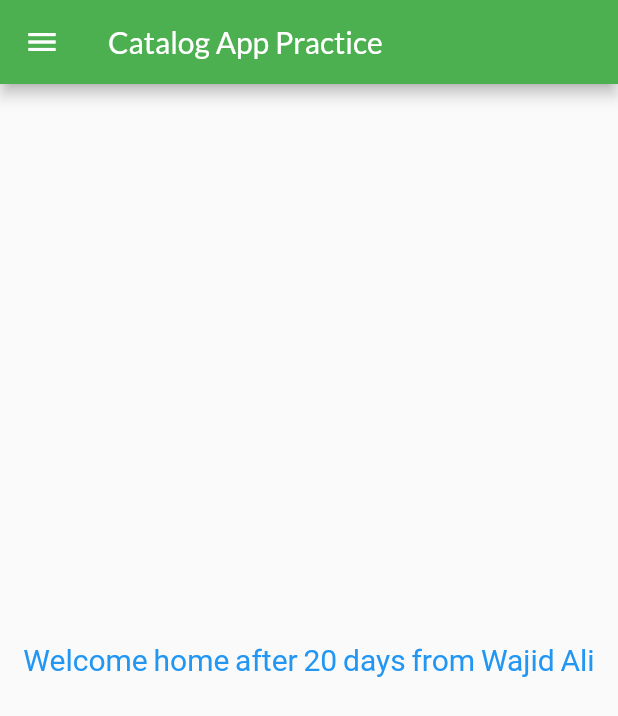
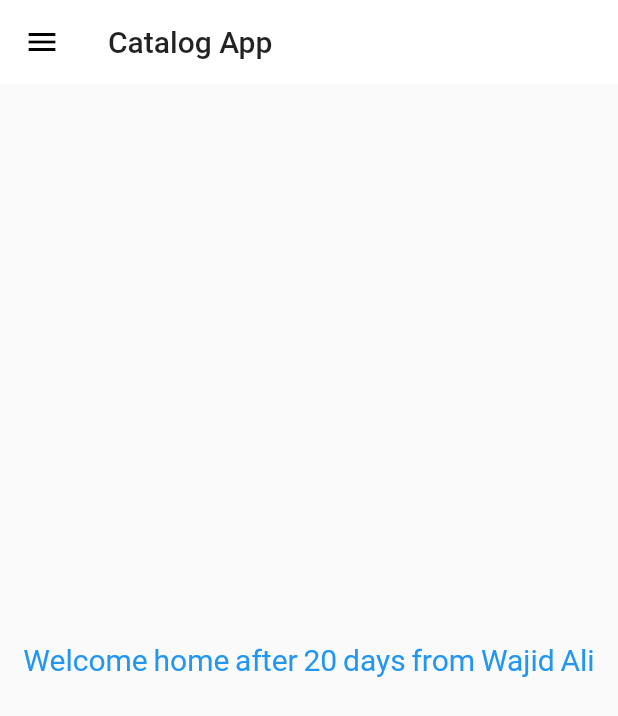
Before and after one commit to wajid2014pk/flutter_application_1, a Flutter app: the screen it shows after launch, on a phone screen of 412 x 824 dp. Shown: the top 716 px of the screen. Run offline on Flutter 3.47's test engine with Material 2 defaults, Android fonts, the phone set to English and light mode, and no system bars; our stand-ins replace google_fonts; Roboto replaces fonts that are missing (italic).

Commit message:
themes extracted

```diff
--- a/lib/home_page.dart
+++ b/lib/home_page.dart
@@ -12,7 +12,7 @@ class HomePage extends StatelessWidget {
     return Scaffold(
       appBar: AppBar(
         title: const Text(
-          "Catalog App Practice",
+          "Catalog App ",
         ),
       ),
       body: Center(
--- a/lib/main.dart
+++ b/lib/main.dart
@@ -1,6 +1,8 @@
 import 'package:flutter/material.dart';
 import 'package:flutter_application_1/utils/routes.dart';
+import 'package:flutter_application_1/widgets/themes.dart';
 import 'package:google_fonts/google_fonts.dart';
+
 import 'package:flutter_application_1/home_page.dart';
 import 'package:flutter_application_1/loginScreen.dart';
 
@@ -19,11 +21,8 @@ class MyApp extends StatelessWidget {
       //home: HomePage(),
       debugShowCheckedModeBanner: false,
       themeMode: ThemeMode.light,
-      theme: ThemeData(
-          primarySwatch: Colors.green,
-          fontFamily: GoogleFonts.lato().fontFamily),
-      darkTheme: ThemeData(
-          brightness: Brightness.light, primarySwatch: Colors.deepPurple),
+      theme: themes.Ligththeme(context),
+      darkTheme: themes.Darktheme(context),
       initialRoute: ScreenRoutes.homeRoute,
       routes: {
         "/": (context) => LoginScreen(),
--- /dev/null
+++ b/lib/widgets/themes.dart
@@ -0,0 +1,16 @@
+import 'package:flutter/material.dart';
+import 'package:google_fonts/google_fonts.dart';
+
+class themes {
+  static ThemeData Ligththeme(BuildContext context) => ThemeData(
+      primarySwatch: Colors.green,
+      fontFamily: GoogleFonts.lato().fontFamily,
+      appBarTheme: AppBarTheme(
+          color: Colors.white,
+          elevation: 0.0,
+          iconTheme: IconThemeData(color: Colors.black),
+          toolbarTextStyle: Theme.of(context).textTheme.bodyText2,
+          titleTextStyle: Theme.of(context).textTheme.headline6));
+
+  static ThemeData Darktheme(BuildContext context) => ThemeData(brightness: Brightness.light, primarySwatch: Colors.deepPurple);
+}
```
